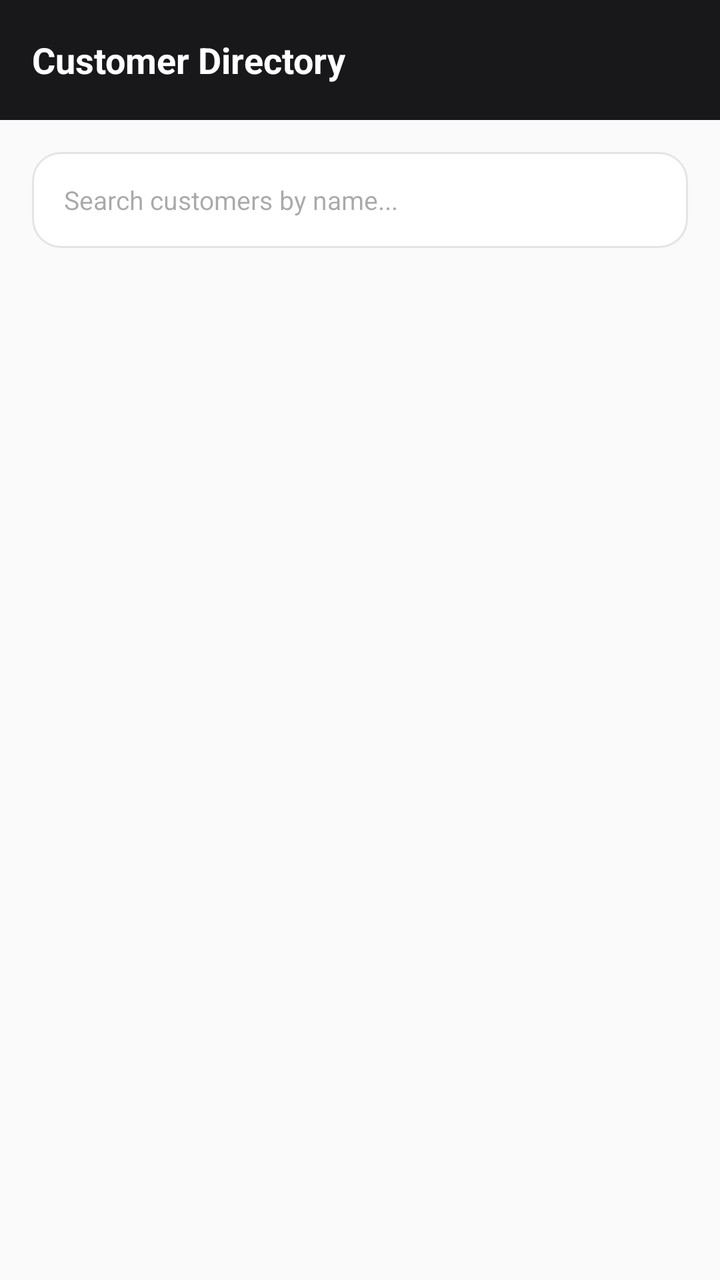
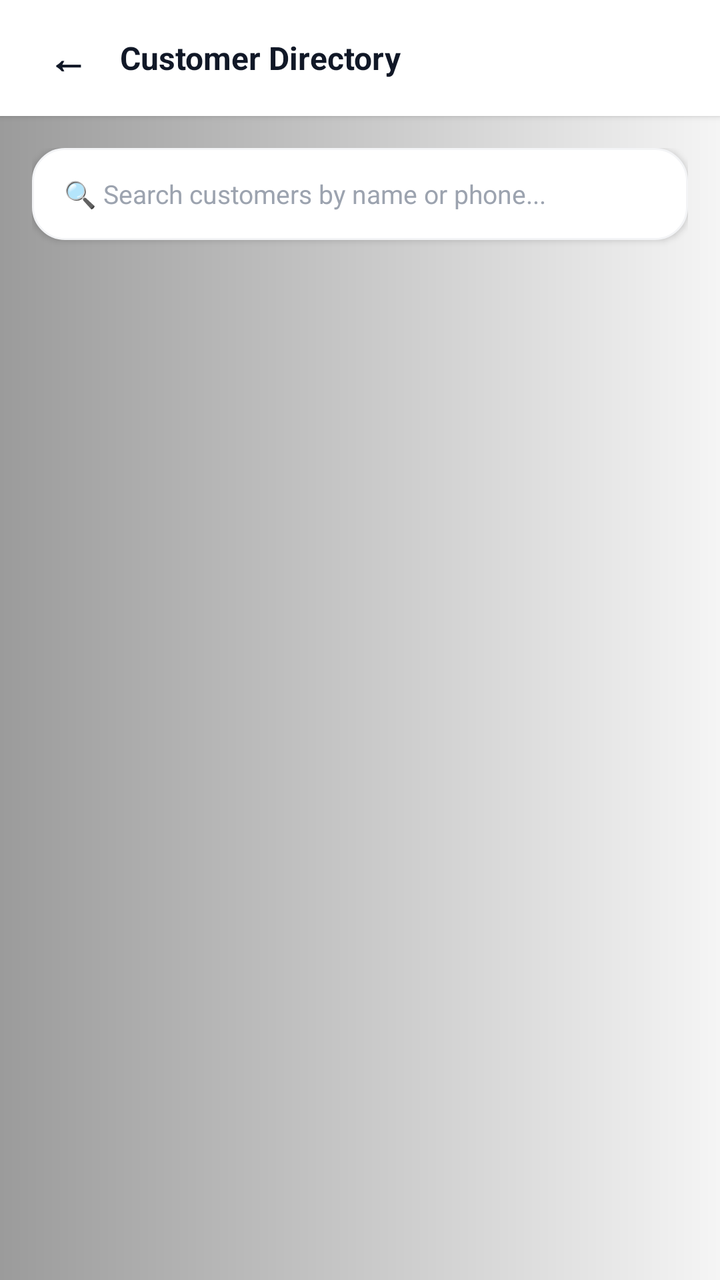

An Android layout rendered at two revisions. The XML below is the earlier revision; the diff shows what the commit changed to produce the second picture.
<!-- AndroidManifest.xml: application theme Theme.BillCraft -->
<!-- res/layout/activity_customers.xml -->
<?xml version="1.0" encoding="utf-8"?>
<LinearLayout xmlns:android="http://schemas.android.com/apk/res/android"
    android:layout_width="match_parent"
    android:layout_height="match_parent"
    android:background="@color/app_background"
    android:orientation="vertical">

    <LinearLayout
        android:layout_width="match_parent"
        android:layout_height="60dp"
        android:background="@color/primary_black"
        android:gravity="center_vertical"
        android:paddingHorizontal="16dp">

        <TextView
            android:layout_width="wrap_content"
            android:layout_height="wrap_content"
            android:text="Customer Directory"
            android:textColor="#FFFFFF"
            android:textSize="18sp"
            android:textStyle="bold" />
    </LinearLayout>

    <EditText
        android:id="@+id/etSearchCustomers"
        android:layout_width="match_parent"
        android:layout_height="48dp"
        android:layout_margin="16dp"
        android:background="@drawable/bg_card_silver"
        android:hint="Search customers by name..."
        android:paddingHorizontal="16dp"
        android:textSize="13sp" />

    <androidx.recyclerview.widget.RecyclerView
        android:id="@+id/rvCustomers"
        android:layout_width="match_parent"
        android:layout_height="match_parent"
        android:paddingHorizontal="16dp"
        android:clipToPadding="false" />

</LinearLayout>
<!-- resources referenced by this layout -->
<resources>
  <color name="app_background">#FAFAFA</color>
  <color name="primary_black">#18181B</color>
  <!-- drawable bg_card_silver (drawable) -->
  <?xml version="1.0" encoding="utf-8"?>
  <shape xmlns:android="http://schemas.android.com/apk/res/android"
      android:shape="rectangle">
      <solid android:color="#FFFFFF" />
      <stroke android:width="1dp" android:color="#E4E4E7" />
      <corners android:radius="14dp" />
  </shape>
  <style name="Theme.BillCraft" parent="Theme.Material3.Light.NoActionBar">
          <item name="colorPrimary">@color/primary_black</item>
          <item name="colorOnPrimary">#FFFFFF</item>
          <item name="colorSecondary">@color/brand_orange</item>
          <item name="android:statusBarColor">@color/primary_dark</item>
          <item name="android:windowLightStatusBar">false</item>
          <item name="android:windowBackground">@color/app_background</item>
      </style>
  <color name="brand_orange">#E25704</color>
  <color name="primary_dark">#09090B</color>
</resources>

<!-- the commit's change to res/layout/activity_customers.xml (unified diff, before → after) -->
@@ -2,40 +2,111 @@
 <LinearLayout xmlns:android="http://schemas.android.com/apk/res/android"
     android:layout_width="match_parent"
     android:layout_height="match_parent"
-    android:background="@color/app_background"
+    android:background="@drawable/bg_web_silver_gradient"
     android:orientation="vertical">
+
+    
+    <LinearLayout
+        android:layout_width="match_parent"
+        android:layout_height="58dp"
+        android:background="#FFFFFF"
+        android:elevation="2dp"
+        android:gravity="center_vertical"
+        android:orientation="horizontal"
+        android:paddingHorizontal="16dp">
+
+        <TextView
+            android:id="@+id/btnBackCustomers"
+            android:layout_width="wrap_content"
+            android:layout_height="wrap_content"
+            android:clickable="true"
+            android:focusable="true"
+            android:padding="8dp"
+            android:text="←"
+            android:textColor="#111827"
+            android:textSize="20sp"
+            android:textStyle="bold" />
+
+        <TextView
+            android:layout_width="0dp"
+            android:layout_height="wrap_content"
+            android:layout_marginStart="8dp"
+            android:layout_weight="1"
+            android:text="Customer Directory"
+            android:textColor="#111827"
+            android:textSize="16sp"
+            android:textStyle="bold" />
+    </LinearLayout>
 
     <LinearLayout
         android:layout_width="match_parent"
-        android:layout_height="60dp"
-        android:background="@color/primary_black"
-        android:gravity="center_vertical"
-        android:paddingHorizontal="16dp">
+        android:layout_height="match_parent"
+        android:orientation="vertical"
+        android:padding="16dp">
 
-        <TextView
-            android:layout_width="wrap_content"
-            android:layout_height="wrap_content"
-            android:text="Customer Directory"
-            android:textColor="#FFFFFF"
-            android:textSize="18sp"
-            android:textStyle="bold" />
+        <EditText
+            android:id="@+id/etSearchCustomers"
+            android:layout_width="match_parent"
+            android:layout_height="46dp"
+            android:background="@drawable/bg_white_metric_card"
+            android:elevation="2dp"
+            android:hint="🔍 Search customers by name or phone..."
+            android:paddingHorizontal="16dp"
+            android:textColor="#111827"
+            android:textColorHint="#9CA3AF"
+            android:textSize="13sp" />
+
+        <FrameLayout
+            android:layout_width="match_parent"
+            android:layout_height="match_parent"
+            android:layout_marginTop="12dp">
+
+            <androidx.recyclerview.widget.RecyclerView
+                android:id="@+id/rvCustomers"
+                android:layout_width="match_parent"
+                android:layout_height="match_parent"
+                android:clipToPadding="false" />
+
+            
+            <LinearLayout
+                android:id="@+id/layoutEmptyCustomers"
+                android:layout_width="match_parent"
+                android:layout_height="wrap_content"
+                android:layout_gravity="center"
+                android:layout_marginHorizontal="16dp"
+                android:background="@drawable/bg_white_card"
+                android:elevation="4dp"
+                android:gravity="center"
+                android:orientation="vertical"
+                android:padding="28dp"
+                android:visibility="gone">
+
+                <TextView
+                    android:layout_width="wrap_content"
+                    android:layout_height="wrap_content"
+                    android:text="👥"
+                    android:textSize="36sp" />
+
+                <TextView
+                    android:layout_width="wrap_content"
+                    android:layout_height="wrap_content"
+                    android:layout_marginTop="10dp"
+                    android:text="No Customers Found"
+                    android:textColor="#111827"
+                    android:textSize="15sp"
+                    android:textStyle="bold" />
+
+                <TextView
+                    android:layout_width="wrap_content"
+                    android:layout_height="wrap_content"
+                    android:layout_marginTop="4dp"
+                    android:gravity="center"
+                    android:text="Clients are automatically saved whenever you generate or scan a bill!"
+                    android:textColor="#6B7280"
+                    android:textSize="12sp" />
+            </LinearLayout>
+
+        </FrameLayout>
     </LinearLayout>
 
-    <EditText
-        android:id="@+id/etSearchCustomers"
-        android:layout_width="match_parent"
-        android:layout_height="48dp"
-        android:layout_margin="16dp"
-        android:background="@drawable/bg_card_silver"
-        android:hint="Search customers by name..."
-        android:paddingHorizontal="16dp"
-        android:textSize="13sp" />
-
-    <androidx.recyclerview.widget.RecyclerView
-        android:id="@+id/rvCustomers"
-        android:layout_width="match_parent"
-        android:layout_height="match_parent"
-        android:paddingHorizontal="16dp"
-        android:clipToPadding="false" />
-
 </LinearLayout>
<!-- resource entries referenced after the edit -->
@@ -1,14 +1,31 @@
 <!-- resources referenced by this layout -->
 <resources>
-  <color name="app_background">#FAFAFA</color>
-  <color name="primary_black">#18181B</color>
-  <!-- drawable bg_card_silver (drawable) -->
+  <!-- drawable bg_web_silver_gradient (drawable) -->
   <?xml version="1.0" encoding="utf-8"?>
-  <shape xmlns:android="http://schemas.android.com/apk/res/android"
-      android:shape="rectangle">
+  <shape xmlns:android="http://schemas.android.com/apk/res/android">
+      <gradient
+          android:angle="0"
+          android:startColor="#9B9B9B"
+          android:endColor="#F5F5F5"
+          android:type="linear" />
+  </shape>
+  <!-- drawable bg_white_card (drawable) -->
+  <?xml version="1.0" encoding="utf-8"?>
+  <shape xmlns:android="http://schemas.android.com/apk/res/android">
       <solid android:color="#FFFFFF" />
-      <stroke android:width="1dp" android:color="#E4E4E7" />
-      <corners android:radius="14dp" />
+      <corners android:radius="20dp" />
+      <stroke
+          android:width="1dp"
+          android:color="#E5E7EB" />
+  </shape>
+  <!-- drawable bg_white_metric_card (drawable) -->
+  <?xml version="1.0" encoding="utf-8"?>
+  <shape xmlns:android="http://schemas.android.com/apk/res/android">
+      <solid android:color="#FFFFFF" />
+      <corners android:radius="16dp" />
+      <stroke
+          android:width="1dp"
+          android:color="#F3F4F6" />
   </shape>
   <style name="Theme.BillCraft" parent="Theme.Material3.Light.NoActionBar">
           <item name="colorPrimary">@color/primary_black</item>
@@ -18,7 +35,9 @@
           <item name="android:windowLightStatusBar">false</item>
           <item name="android:windowBackground">@color/app_background</item>
       </style>
+  <color name="primary_black">#18181B</color>
   <color name="brand_orange">#E25704</color>
   <color name="primary_dark">#09090B</color>
+  <color name="app_background">#FAFAFA</color>
 </resources>
 
